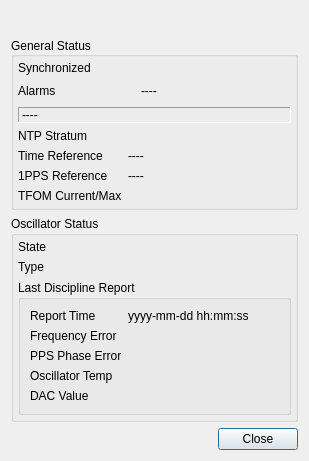
Qt form src/hcrgui/SpectracomDetails.ui (NCAR/HCR_instrument) before a commit.
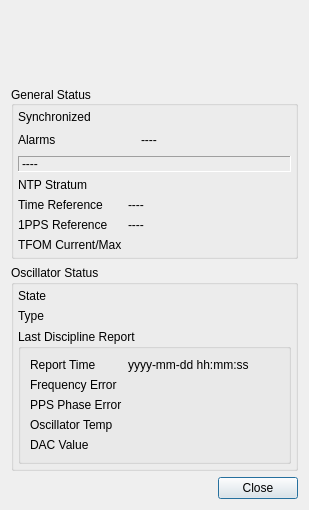
The same form after that commit. Icons and pictures are not drawn.

```diff
--- a/src/hcrgui/SpectracomDetails.ui
+++ b/src/hcrgui/SpectracomDetails.ui
@@ -7,7 +7,7 @@
     <x>0</x>
     <y>0</y>
     <width>309</width>
-    <height>461</height>
+    <height>510</height>
    </rect>
   </property>
   <property name="sizePolicy">
```
Left out of the diff: 5 changed lines with no effect on the pictures.
